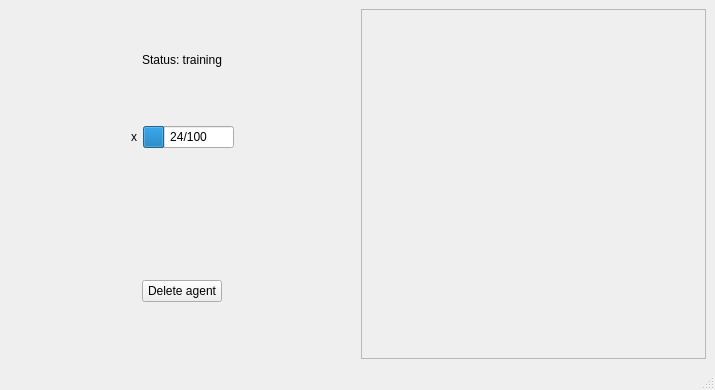
First picture: the form in agent_detail.ui, repository francidellungo/Minigrid_HCI-project, before the edit.
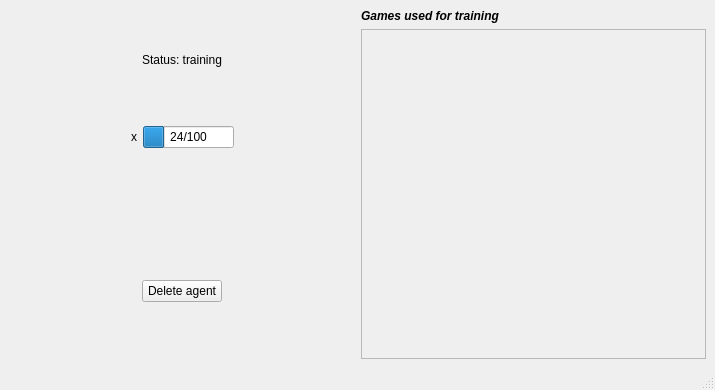
Second picture: the form after the edit.

Diff of the .ui file:
```diff
--- a/agent_detail.ui
+++ b/agent_detail.ui
@@ -143,6 +143,23 @@
     </item>
     <item>
      <layout class="QVBoxLayout" name="info_verticalLayout">
+      <property name="topMargin">
+       <number>0</number>
+      </property>
+      <item>
+       <widget class="QLabel" name="list_title_label">
+        <property name="font">
+         <font>
+          <weight>75</weight>
+          <italic>true</italic>
+          <bold>true</bold>
+         </font>
+        </property>
+        <property name="text">
+         <string>Games used for training</string>
+        </property>
+       </widget>
+      </item>
       <item>
        <widget class="QScrollArea" name="info_scrollArea">
         <property name="widgetResizable">
@@ -154,7 +171,7 @@
            <x>0</x>
            <y>0</y>
            <width>341</width>
-           <height>324</height>
+           <height>302</height>
           </rect>
          </property>
          <layout class="QVBoxLayout" name="info_verticalLayout_2"/>
```
